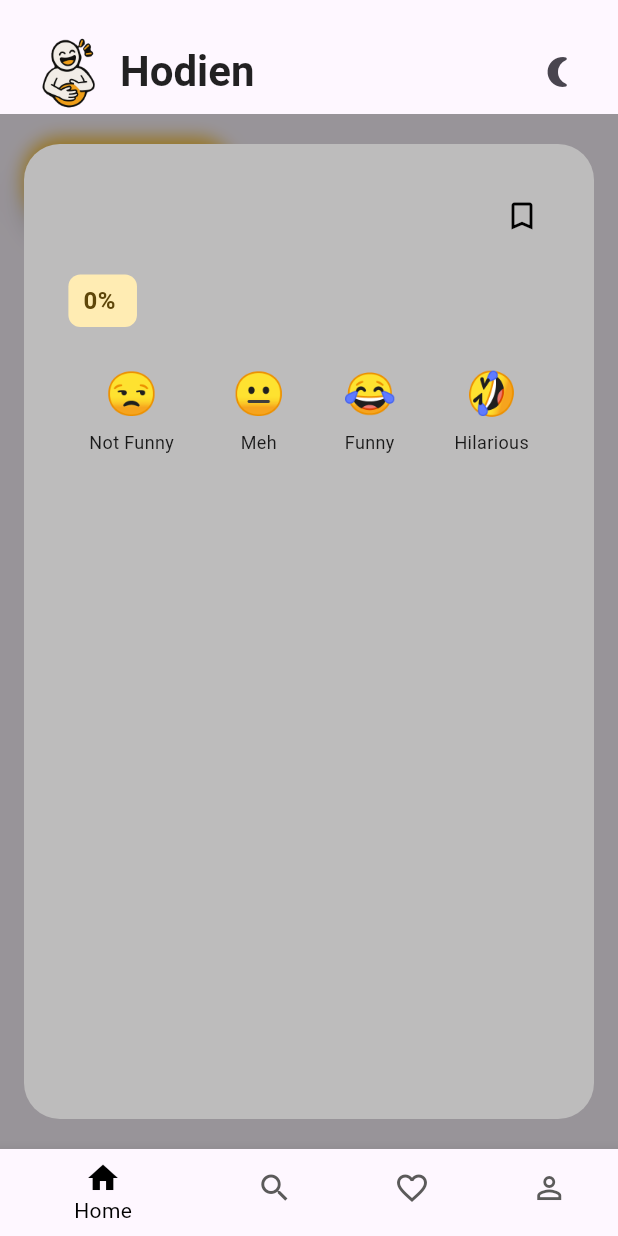
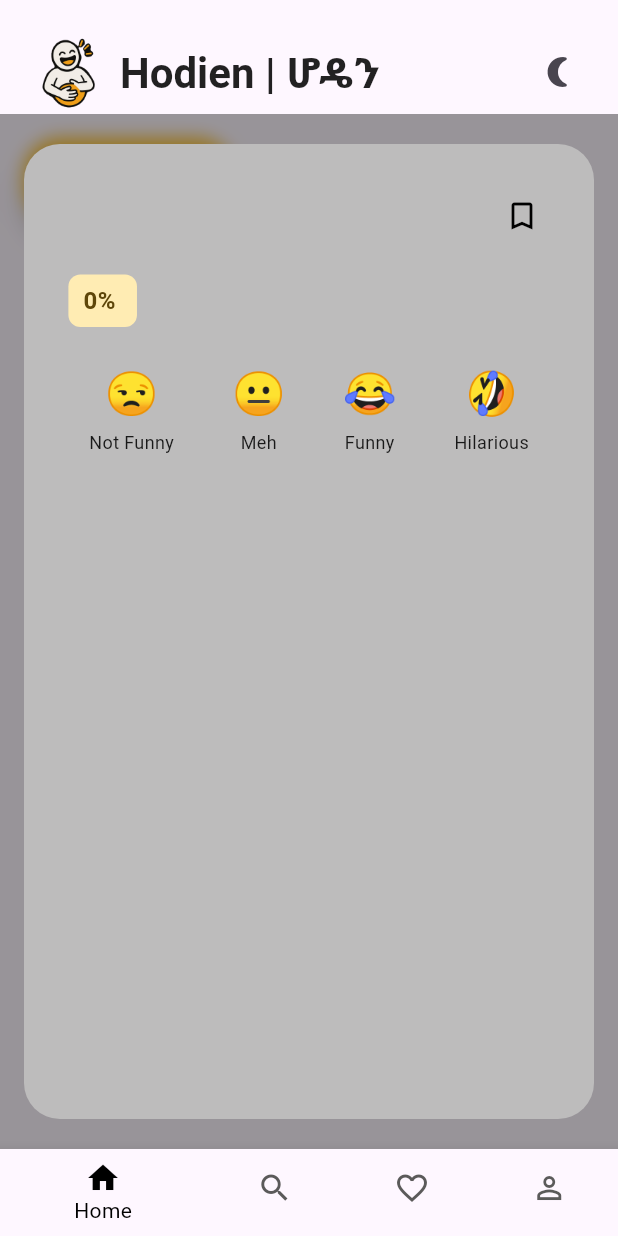
Before and after one commit to Glesebochu/Hodien, a Flutter app: the screen it shows once a user with an empty profile is signed in, after a tap on "Surprise Me", on a phone screen of 412 x 824 dp. Run offline on Flutter 3.47's test engine with Material 3 defaults, Android fonts, the phone set to English and light mode, and no system bars; our stand-ins replace cloud_firestore, firebase_auth, firebase_core, google_fonts; missing offline and left inert: shadcn_flutter, translator; accounts and stored records are empty; Roboto replaces fonts that are missing (Varela).

Commit message:
chore: update app title to include Amharic translation

```diff
--- a/frontend/lib/main.dart
+++ b/frontend/lib/main.dart
@@ -48,7 +48,7 @@ class AppRoot extends StatelessWidget {
       valueListenable: themeNotifier,
       builder: (context, currentTheme, _) {
         return MaterialApp(
-          title: 'Hodien',
+          title: 'Hodien | ሆዴን',
           debugShowCheckedModeBanner: false,
           navigatorKey: navigatorKey,
           scaffoldMessengerKey: Utils.messengerKey,
--- a/frontend/lib/pages/home.dart
+++ b/frontend/lib/pages/home.dart
@@ -175,7 +175,7 @@ class _HomeState extends State<Home> {
               Image.asset('assets/hodien.png', height: 60),
               const SizedBox(width: 4),
               Text(
-                'Hodien',
+                'Hodien | ሆዴን',
                 style: GoogleFonts.varela(
                   fontSize: 28,
                   color:
--- a/frontend/lib/pages/login.dart
+++ b/frontend/lib/pages/login.dart
@@ -102,7 +102,7 @@ class _LoginPageState extends State<LoginPage> {
                 Image.asset('assets/hodien.png', height: 100),
                 const SizedBox(width: 4),
                 const Text(
-                  'Hodien',
+                  'Hodien | ሆዴን',
                   style: TextStyle(
                     fontSize: 32,
                     fontWeight: FontWeight.bold,
```
